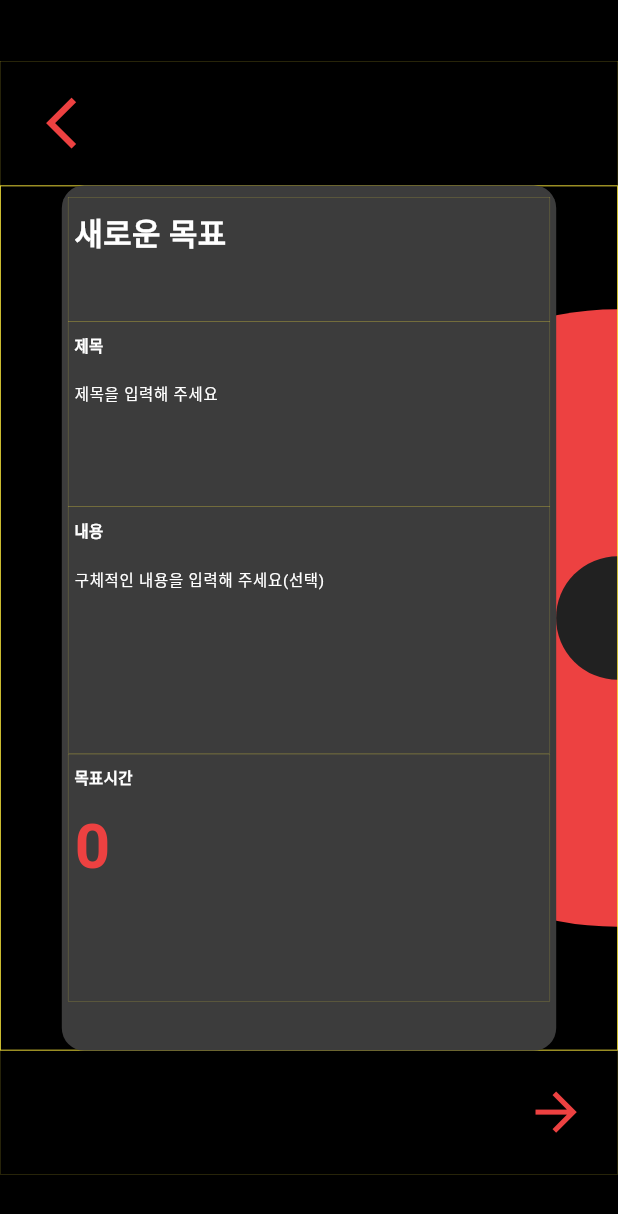
After one commit to springstudy9092/tenthousand_hour_rule_flutter, a Flutter app: the GoalAdd screen opened directly, on a phone screen of 412 x 824 dp. The commit adds this screen. Shown: the top 1214 px of the screen. Run offline on Flutter 3.47's test engine with Material 3 defaults, Android fonts, the phone set to English and light mode, and no system bars; missing offline and left inert: kakao_flutter_sdk.

Commit message:
20231217 make goal add page

```diff
--- /dev/null
+++ b/lib/goal_main/goal_add.dart
@@ -0,0 +1,303 @@
+import 'dart:async';
+import 'package:flutter/material.dart';
+
+import '../common/main_goal_box.dart';
+
+// GoalAdd 주요 기능
+// GoalMain에서 진입한 목표 등록 화면
+
+class GoalAdd extends StatefulWidget {
+  @override
+  _GoalAdd createState() => _GoalAdd();
+}
+
+class _GoalAdd extends State<GoalAdd> {
+
+  @override
+  void initState() {
+    super.initState();
+  }
+
+  @override
+  Widget build(BuildContext context) {
+
+    final Size size = MediaQuery.of(context).size;
+
+    return Scaffold(
+      body:
+        Stack(
+        children: [
+          Container(
+            padding: EdgeInsets.fromLTRB(0, size.height * 0.05, 0, size.height * 0.05),
+            height: size.height,
+            width: size.width,
+            color: Colors.black,
+            child:
+            Column(
+              children: [
+                Container(
+                  padding: EdgeInsets.fromLTRB(size.width *  0.05, 0, size.width *  0.05, 0),
+                  height: size.height * 0.1,
+                  width: size.width,
+                  decoration: BoxDecoration(
+                    border: Border.all(
+                      color: Colors.yellow,// 제거 예정
+                      width: 0.1,
+                    ),
+                  ),
+                  child:
+                    Align(
+                      alignment: Alignment.centerLeft,
+                      child:Icon(
+                        Icons.arrow_back_ios_sharp,
+                        color: Color(0xFFED4141), // 아이콘에 고정색상 검회색 212121
+                        size: size.width * 0.1,
+                      ),
+                    ),
+                ),
+
+                Container(
+                  height: size.height * 0.7,
+                  width: size.width,
+                  decoration: BoxDecoration(
+                    border: Border.all(
+                      color: Colors.yellow,// 제거 예정
+                      width: 0.1,
+                    ),
+                  ),
+                    child: Align(
+                      alignment: Alignment.centerRight,
+                      child: CustomPaint(
+                        painter: HalfCirclePainter(),
+                        child: Container(
+                          width: size.width, // padding 빼고 안쪽 너비
+                          height: double.infinity,
+                          decoration: BoxDecoration(
+                            border: Border.all(
+                              color: Colors.yellow,// 제거 예정
+                              width: 0.5, // 지울 예정
+                            ),
+                          ),
+                          // 다른 위젯 추가 가능
+                        ),
+                      ),
+                  ),
+                ),
+                Container(
+                  padding: EdgeInsets.fromLTRB(size.width *  0.05, 0, size.width *  0.05, 0),
+                  height: size.height * 0.1,
+                  width: size.width,
+                  decoration: BoxDecoration(
+                    border: Border.all(
+                      color: Colors.yellow,// 제거 예정
+                      width: 0.1,
+                    ),
+                  ),
+                  child:
+                  Align(
+                    alignment: Alignment.centerRight,
+                    child:Icon(
+                      Icons.arrow_forward,
+                      color: Color(0xFFED4141), // 아이콘에 고정색상 검회색 212121
+                      size: size.width * 0.1,
+                    ),
+                  ),
+                ),
+              ],
+            ),
+          ),
+
+          // 입력상자
+          Positioned(
+            top: size.height * 0.15,
+            left: size.width * 0.1,
+            child: Container(
+              padding: EdgeInsets.fromLTRB(size.width *  0.01, size.height * 0.01, size.width *  0.01, size.height * 0.01),
+              width: size.width * 0.8, // 절반 너비
+              height: size.height * 0.7, // 피그마 기준 비율 계산
+              decoration:
+              BoxDecoration(
+                color: Color.fromRGBO(60, 60, 60, 65), // 반투명한 검은색 배경
+                borderRadius: BorderRadius.circular(15.0), // 모서리 둥글기 정도
+              ),
+              child: Column(
+                children: [
+                  // 반투명 입력상자 = 현 화면 높이 * 0.7
+                  // 새로운 목표 고정타이틀 20%
+                  // 제목 입력 20%
+                  // 내용 입력 30%
+                  // 목표시간 입력 30%
+
+                  Container(
+                    padding: EdgeInsets.fromLTRB(size.width *  0.01, size.height * 0.01, size.width *  0.01, size.height * 0.01),
+                    width: size.width * 0.8, // 절반 너비
+                    height: size.height * 0.1, // 피그마 기준 비율 계산
+                    decoration: BoxDecoration(
+                      border: Border.all(
+                        color: Colors.yellow,// 제거 예정
+                        width: 0.1,
+                      ),
+                    ),
+                    child:
+                      Text(
+                        '새로운 목표',
+                        style: TextStyle(
+                          color: Colors.white,
+                          fontWeight: FontWeight.bold,
+                          fontSize: size.width * 0.05, // 예시로 화면 폭의 5% 크기로 설정
+                        ),
+                      ),
+                  ),
+
+                  Container(
+                    padding: EdgeInsets.fromLTRB(size.width *  0.01, size.height * 0.01, size.width *  0.01, size.height * 0.01),
+                    width: size.width * 0.8,
+                    height: size.height * 0.15,
+                    decoration: BoxDecoration(
+                      border: Border.all(
+                        color: Colors.yellow,// 제거 예정
+                        width: 0.1,
+                      ),
+                    ),
+                    child: Column(
+                      crossAxisAlignment: CrossAxisAlignment.start,
+                      children: [
+                        Text(
+                          '제목',
+                          style: TextStyle(
+                            color: Colors.white,
+                            fontWeight: FontWeight.bold,
+                            fontSize: size.width * 0.025, // 예시로 화면 폭의 5% 크기로 설정
+                          ),
+                        ),
+                        TextField(
+                          style: TextStyle(color: Colors.yellow), // 입력된 텍스트
+                          decoration: InputDecoration(
+                            hintText: '제목을 입력해 주세요',
+                            border: InputBorder.none,
+                            hintStyle: TextStyle(color: Colors.white, fontSize:size.width * 0.025), // 힌트 텍스트
+                          ),
+                        ),
+                      ],
+                    ),
+                  ),
+
+                  Container(
+                    padding: EdgeInsets.fromLTRB(size.width *  0.01, size.height * 0.01, size.width *  0.01, size.height * 0.01),
+                    width: size.width * 0.8,
+                    height: size.height * 0.20,
+                    decoration: BoxDecoration(
+                      border: Border.all(
+                        color: Colors.yellow,// 제거 예정
+                        width: 0.1,
+                      ),
+                    ),
+                    child: Column(
+                      crossAxisAlignment: CrossAxisAlignment.start,
+                      children: [
+                        Text(
+                          '내용',
+                          style: TextStyle(
+                            color: Colors.white,
+                            fontWeight: FontWeight.bold,
+                            fontSize: size.width * 0.025, // 예시로 화면 폭의 5% 크기로 설정
+                          ),
+                        ),
+                        TextField(
+                          style: TextStyle(color: Colors.yellow), // 입력된 텍스트
+                          decoration: InputDecoration(
+                            hintText: '구체적인 내용을 입력해 주세요(선택)',
+                            border: InputBorder.none,
+                            hintStyle: TextStyle(color: Colors.white, fontSize:size.width * 0.025), // 힌트 텍스트
+                          ),
+                        ),
+                      ],
+                    ),
+
+                  ),
+
+                  Container(
+                    padding: EdgeInsets.fromLTRB(size.width *  0.01, size.height * 0.01, size.width *  0.01, size.height * 0.01),
+                    width: size.width * 0.8,
+                    height: size.height * 0.20,
+                    decoration: BoxDecoration(
+                      border: Border.all(
+                        color: Colors.yellow,// 제거 예정
+                        width: 0.1,
+                      ),
+                    ),
+                    child: Column(
+                      crossAxisAlignment: CrossAxisAlignment.start,
+                      children: [
+                        Text(
+                          '목표시간',
+                          style: TextStyle(
+                            color: Colors.white,
+                            fontWeight: FontWeight.bold,
+                            fontSize: size.width * 0.025, // 예시로 화면 폭의 5% 크기로 설정
+                          ),
+                        ),
+                        TextField(
+                          style:
+                              TextStyle(
+                                color: Color(0xFFED4141),
+                                fontWeight: FontWeight.bold,
+                                fontSize:size.width * 0.1
+                              ), // 입력된 텍스트
+                          // TODO 숫자만 입력 되도록 유효성 검사 넣기
+                          decoration: InputDecoration(
+                            hintText: '0',
+                            border: InputBorder.none,
+                            hintStyle:
+                              TextStyle(
+                                color: Color(0xFFED4141),
+                                fontWeight: FontWeight.bold,
+                                fontSize:size.width * 0.1,
+                              ), // 힌트 텍스트
+                          ),
+                        ),
+                      ],
+                    ),
+                  ),
+                ],
+              ),
+            ),
+          ),
+        ]
+      )
+    );
+  }
+}
+
+
+// 원 그려주는 메서드
+class HalfCirclePainter extends CustomPainter {
+  @override
+  void paint(Canvas canvas, Size size) {
+    //print(size); size는 CustomPainter 위젯 child에 넣어준 위젯 Container의 width, height 값 담고 있음
+    // 메인 색상
+    Paint paint = Paint()..color = Color(0xFFED4141);
+
+    // 원의 중심 (오른쪽 선분 중앙점)
+    Offset center = Offset(size.width, size.height / 2);
+
+    // 큰원 반지름
+    double radius = size.width / 2;
+    // 큰 반원 그리기
+    canvas.drawCircle(center, radius, paint);
+
+    // 작은원 반지름
+    double smallerRadius = radius * 0.2;
+    // 작은 반원 그리기
+    paint.color = Color(0xFF212121);
+    canvas.drawCircle(center, smallerRadius, paint);
+
+    //
+    canvas.clipRect(Rect.fromPoints(Offset(radius, 0), Offset(size.width, size.height)));
+  }
+
+  @override
+  bool shouldRepaint(CustomPainter oldDelegate) {
+    return false;
+  }
+}
--- a/lib/login/login.dart
+++ b/lib/login/login.dart
@@ -1,6 +1,6 @@
 import 'package:flutter/material.dart';
 import 'package:sample_project/api/login/register_user.dart';
-import 'package:sample_project/goal_main/GoalMain.dart';
+import 'package:sample_project/goal_main/goal_main.dart';
 
 import '../goal_datail/goal_detail_main.dart';
 
```
Also changed, not shown: lib/goal_main/GoalMain.dart (deleted, +0 -112 lines), lib/goal_main/goal_main.dart (added, +112 -0 lines).
